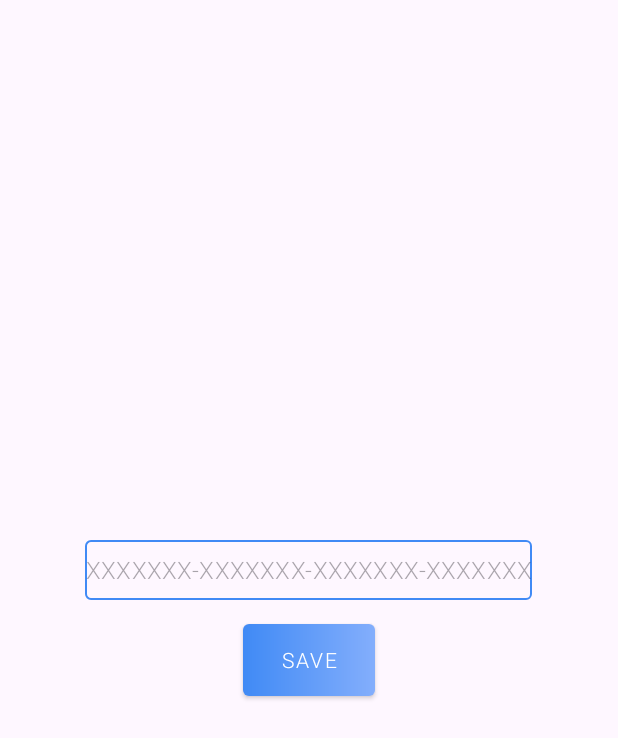
After one commit to vvkdev/kpoisk, an Android app: the layout fragment_api_key.xml on its own in the app's theme, with its tools: preview values and no code run, on a phone screen of 412 x 824 dp. The commit adds this screen. Shown: the top 738 px of the screen. Run offline under Robolectric (Android 15) with nearby library versions, the phone set to English and light mode, and no system bars.

Commit message:
add api-key fragment layout

```diff
--- /dev/null
+++ b/presentation/src/main/res/layout/fragment_api_key.xml
@@ -0,0 +1,39 @@
+<?xml version="1.0" encoding="utf-8"?>
+<androidx.appcompat.widget.LinearLayoutCompat
+        xmlns:android="http://schemas.android.com/apk/res/android"
+        xmlns:tools="http://schemas.android.com/tools"
+        android:layout_width="match_parent"
+        android:layout_height="match_parent"
+        android:orientation="vertical"
+        android:gravity="center"
+        android:fitsSystemWindows="true"
+        tools:context=".screens.apikey.ApiKeyFragment"
+        >
+
+    <com.google.android.material.textfield.TextInputLayout
+            android:id="@+id/apiKeyTextInputLayout"
+            android:layout_width="wrap_content"
+            android:layout_height="wrap_content"
+            >
+
+        <com.google.android.material.textfield.TextInputEditText
+                android:id="@+id/apiKeyEditText"
+                android:layout_width="match_parent"
+                android:layout_height="match_parent"
+                android:gravity="center"
+                android:maxLines="1"
+                android:inputType="textCapCharacters|text"
+                android:hint="@string/apikey_hint"
+                />
+
+    </com.google.android.material.textfield.TextInputLayout>
+
+    <com.google.android.material.button.MaterialButton
+            android:id="@+id/saveButton"
+            android:layout_width="wrap_content"
+            android:layout_height="wrap_content"
+            android:layout_marginTop="16dp"
+            android:text="@string/save"
+            />
+
+</androidx.appcompat.widget.LinearLayoutCompat>
--- a/presentation/src/main/res/values/strings.xml
+++ b/presentation/src/main/res/values/strings.xml
@@ -4,6 +4,8 @@
     <string name="unknown_sign">"?"</string>
     <string name="unknown_error">Unknown error</string>
     <string name="minutes">" min"</string>
+    <string name="save">Save</string>
+    <string name="apikey_hint" translatable="false">XXXXXXX-XXXXXXX-XXXXXXX-XXXXXXX</string>
 
     <plurals name="votes">
         <item quantity="one">%,d vote</item>
```
Also changed, not shown: 1 other file.
